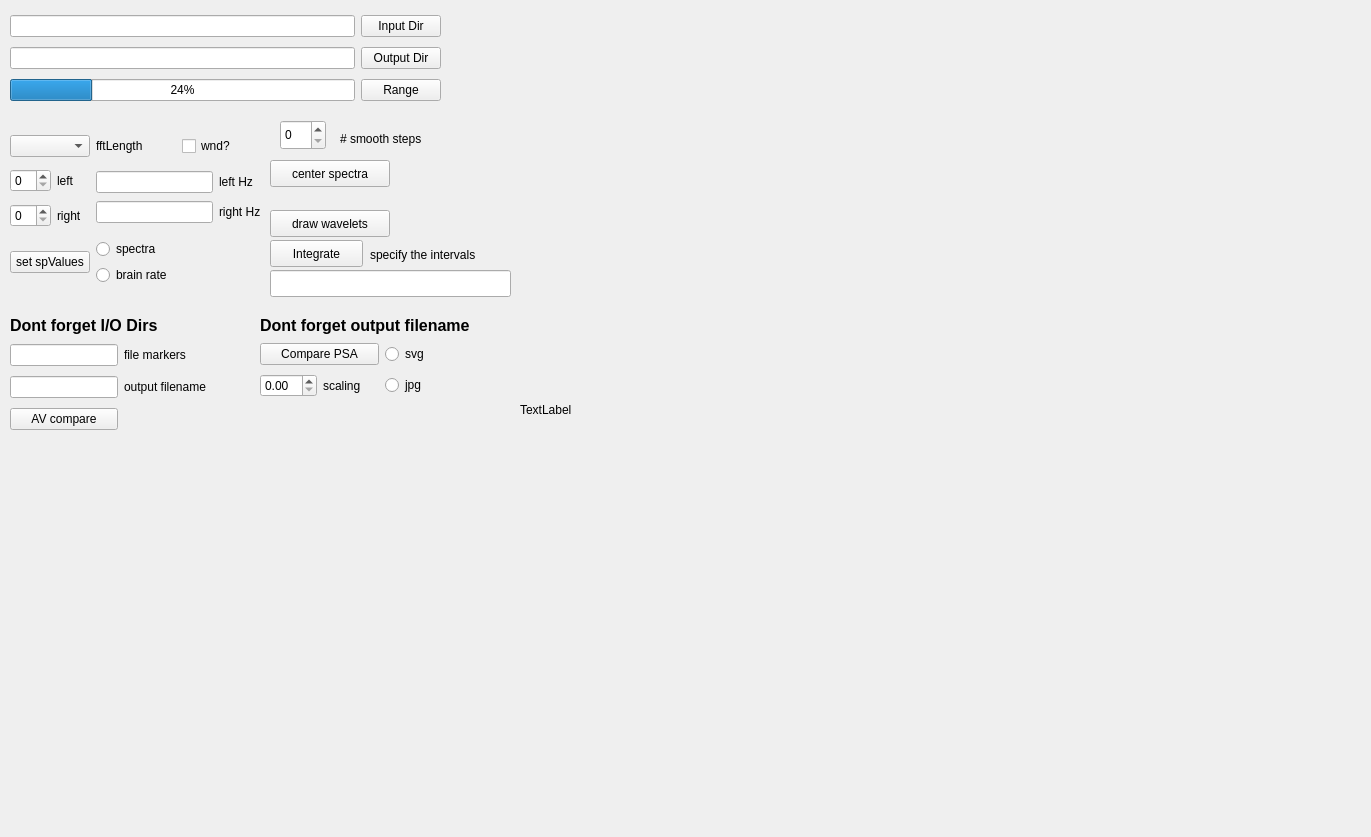
Above: spectre.ui from ArtfulVampire/SecondGUIrepo before the change. Below: the same form after it.
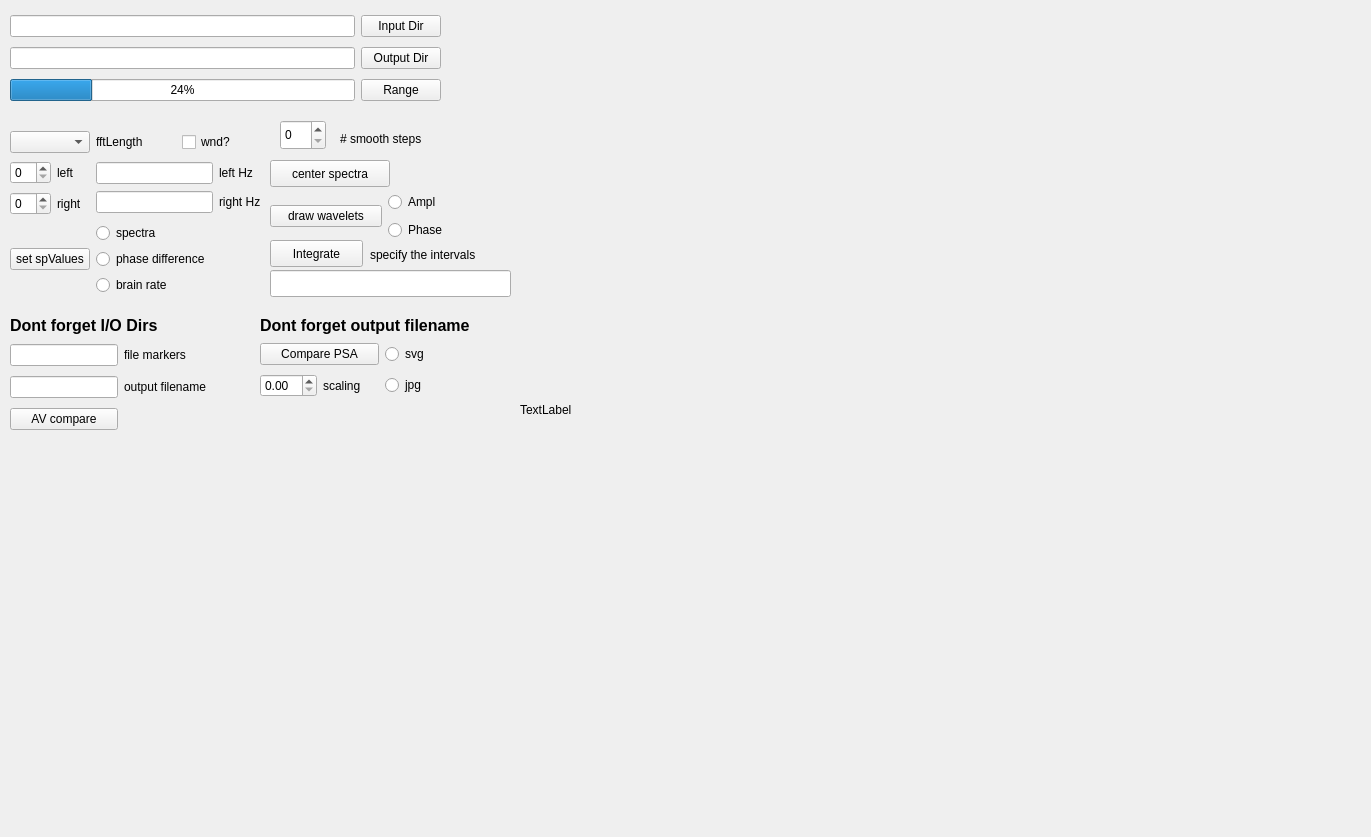
That is the form after the change.

```diff
--- a/spectre.ui
+++ b/spectre.ui
@@ -210,19 +210,6 @@
     </rect>
    </property>
   </widget>
-  <widget class="QPushButton" name="waveletsPushButton">
-   <property name="geometry">
-    <rect>
-     <x>270</x>
-     <y>210</y>
-     <width>120</width>
-     <height>27</height>
-    </rect>
-   </property>
-   <property name="text">
-    <string>draw wavelets</string>
-   </property>
-  </widget>
   <widget class="QWidget" name="layoutWidget">
    <property name="geometry">
     <rect>
@@ -298,7 +285,7 @@
      <x>10</x>
      <y>129</y>
      <width>251</width>
-     <height>165</height>
+     <height>168</height>
     </rect>
    </property>
    <layout class="QGridLayout" name="gridLayout_3">
@@ -387,6 +374,13 @@
         </property>
        </widget>
       </item>
+      <item>
+       <widget class="QRadioButton" name="phaseDifferenceRadioButton">
+        <property name="text">
+         <string>phase difference</string>
+        </property>
+       </widget>
+      </item>
       <item>
        <widget class="QRadioButton" name="brainRateRadioButton">
         <property name="text">
@@ -398,6 +392,43 @@
     </item>
    </layout>
   </widget>
+  <widget class="QWidget" name="layoutWidget">
+   <property name="geometry">
+    <rect>
+     <x>270</x>
+     <y>190</y>
+     <width>230</width>
+     <height>52</height>
+    </rect>
+   </property>
+   <layout class="QHBoxLayout" name="horizontalLayout_2">
+    <item>
+     <widget class="QPushButton" name="waveletsPushButton">
+      <property name="text">
+       <string>draw wavelets</string>
+      </property>
+     </widget>
+    </item>
+    <item>
+     <layout class="QVBoxLayout" name="verticalLayout_3">
+      <item>
+       <widget class="QRadioButton" name="amplitudeWaveletButton">
+        <property name="text">
+         <string>Ampl</string>
+        </property>
+       </widget>
+      </item>
+      <item>
+       <widget class="QRadioButton" name="phaseWaveletButton">
+        <property name="text">
+         <string>Phase</string>
+        </property>
+       </widget>
+      </item>
+     </layout>
+    </item>
+   </layout>
+  </widget>
  </widget>
  <resources/>
  <connections/>
```
